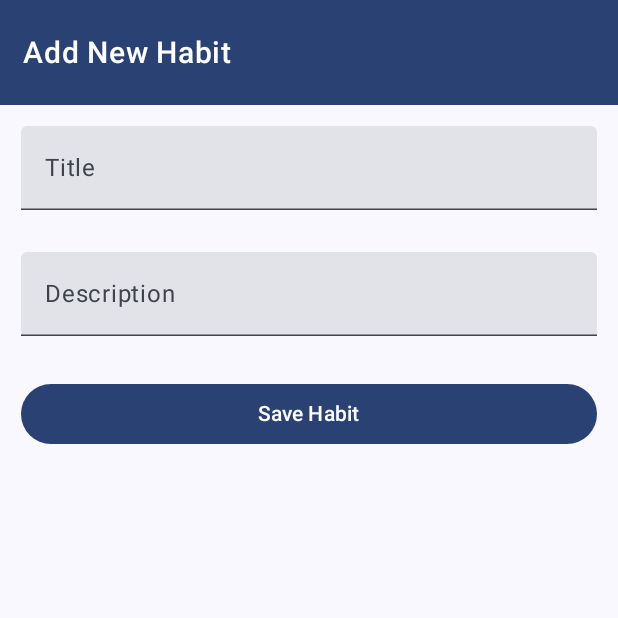
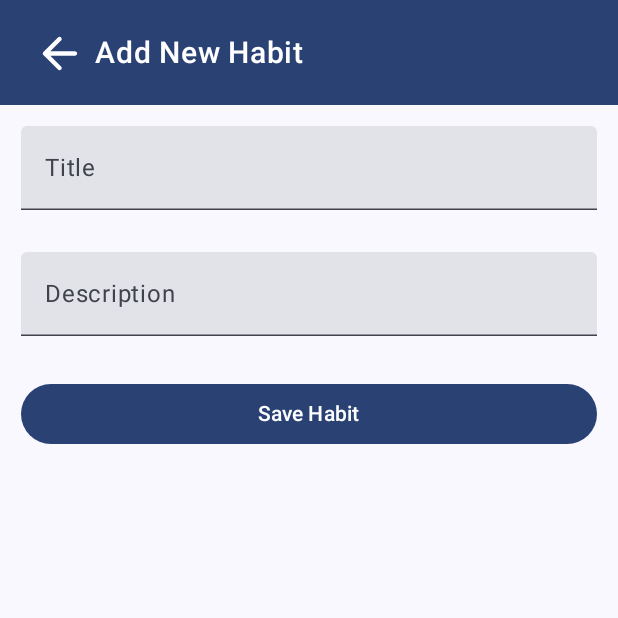
Before and after one commit to arjunsuthaharan/HabiPlanner, an Android app built with Jetpack Compose: the AddHabitScreen screen opened through its navigation route, on a phone screen of 412 x 824 dp, the top half of it. Run offline under Robolectric (Android 15) with nearby library versions, the phone set to English and light mode, and no system bars; our stand-ins replace Room's generated code.

Commit message:
Add button to navigate back to habits screen for Add and Edit habits screens.

```diff
--- a/app/src/main/java/com/example/habit_tracker/presentation/AddHabitScreen.kt
+++ b/app/src/main/java/com/example/habit_tracker/presentation/AddHabitScreen.kt
@@ -9,6 +9,7 @@ import androidx.compose.foundation.layout.height
 import androidx.compose.foundation.layout.padding
 import androidx.compose.foundation.layout.size
 import androidx.compose.material.icons.Icons
+import androidx.compose.material.icons.rounded.ArrowBack
 import androidx.compose.material.icons.rounded.Check
 import androidx.compose.material.icons.rounded.Sort
 import androidx.compose.material3.Button
@@ -47,6 +48,13 @@ fun AddHabitScreen(
             verticalAlignment = Alignment.CenterVertically
 
         ) {
+            IconButton(onClick = {navController.popBackStack()}) {
+                Icon(imageVector = Icons.Rounded.ArrowBack,
+                    contentDescription = "Sort Habits",
+                    modifier = Modifier.size(35.dp),
+                    tint = MaterialTheme.colorScheme.onPrimary
+                )
+            }
             Text(text = "Add New Habit",
                 modifier = Modifier
                     .weight(1f),
```
Also changed, not shown: app/src/main/java/com/example/habit_tracker/presentation/EditHabitScreen.kt (+10 -0 lines), app/src/main/java/com/example/habit_tracker/presentation/HabitsScreen.kt (+13 -6 lines).
